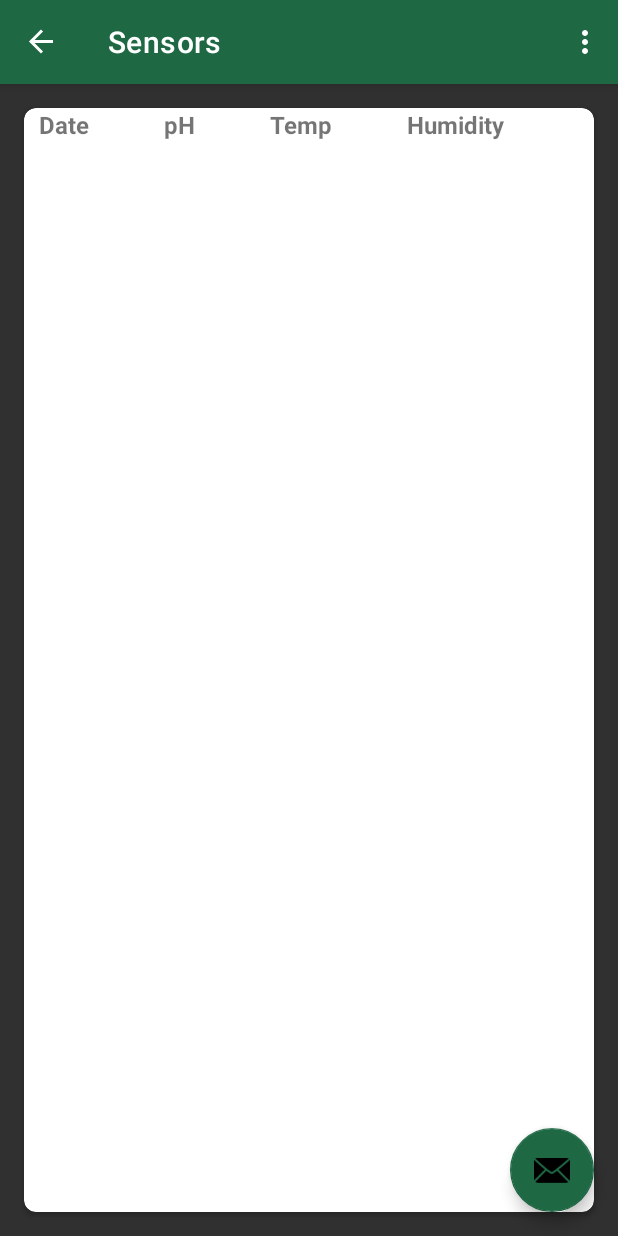
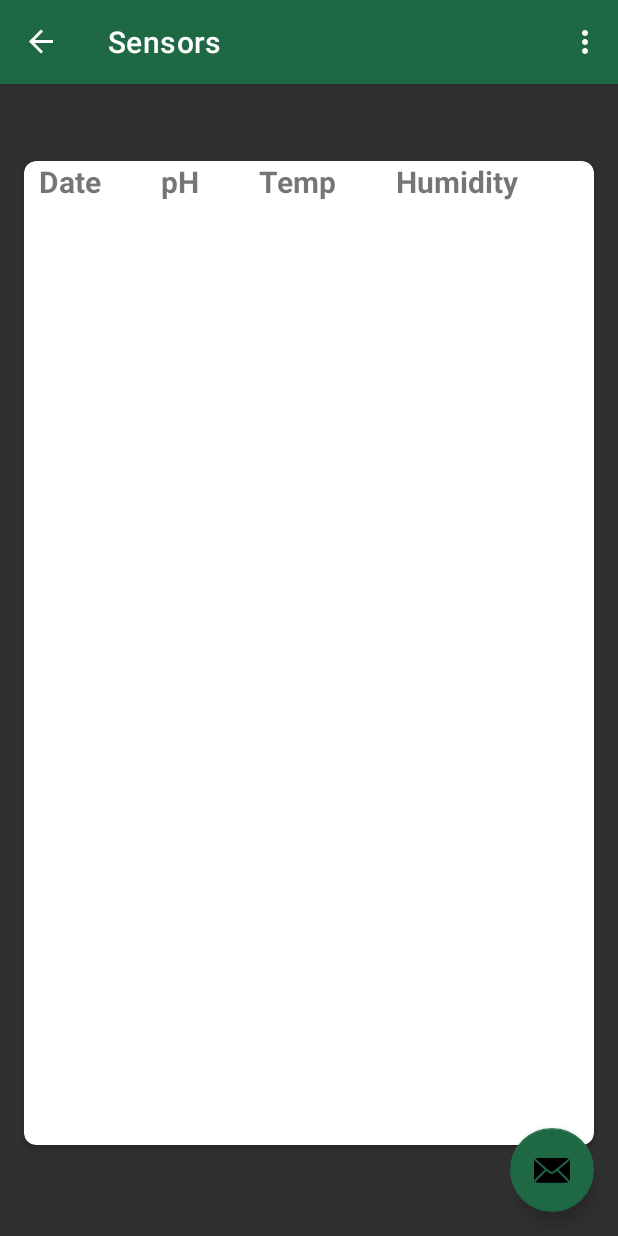
Before and after one commit to bretzle/HydroponicApp, an Android app: the screen it shows after launch (MainActivity), in the side drawer, after a tap on "Sensors", on a phone screen of 412 x 824 dp. Run offline under Robolectric (Android 15) with nearby library versions, the phone set to English and light mode, and no system bars; our stand-ins replace Firebase (no records; nobody signed in at launch, a user with empty details on screens opened directly), navigation-ui; Roboto replaces fonts that are not available here.

Commit message:
completed navigation from dashboard, added scrollview to sensor page

```diff
--- a/app/src/main/java/edu/hydroponicapp/MainActivity.java
+++ b/app/src/main/java/edu/hydroponicapp/MainActivity.java
@@ -41,7 +41,7 @@ public class MainActivity extends AppCompatActivity {
     private FragmentGalleryBinding journalBinding;
     final String db_url ="https://hydroponicsapp-7ca52-default-rtdb.firebaseio.com/";
     FirebaseDatabase database = FirebaseDatabase.getInstance(db_url);
-
+    NavController navC;
     DatabaseReference dbRef = database.getReference("sensorValues");
     Timestamp timestamp;
 
@@ -52,18 +52,16 @@ public class MainActivity extends AppCompatActivity {
         binding = ActivityMainBinding.inflate(getLayoutInflater());
         setContentView(binding.getRoot());
         setSupportActionBar(binding.appBarMain.toolbar);
-        binding.appBarMain.fab.setOnClickListener(new View.OnClickListener() {
-            @Override
-            public void onClick(View view) {
-                timestamp = new Timestamp(System.currentTimeMillis());
-                //testWrite(dbRef, timestamp);
-
-                testRead(dbRef, view);
-                Snackbar.make(view, dbRef.toString(), Snackbar.LENGTH_LONG)
-                        .setAction("Action", null).show();
-            }
-        });
-
+//        navC= Navigation.findNavController();
+//
+//        binding.appBarMain.fab.setOnClickListener(new View.OnClickListener() {
+//            @Override
+//            public void onClick(View view) {
+//                navC.navigate(R.id.action_nav_home_to_nav_gallery);
+//
+//
+//            }
+//        });
         DrawerLayout drawer = binding.drawerLayout;
         NavigationView navigationView = binding.navView;
         // Passing each menu ID as a set of Ids because each
@@ -75,7 +73,10 @@ public class MainActivity extends AppCompatActivity {
         NavController navController = Navigation.findNavController(this, R.id.nav_host_fragment_content_main);
         NavigationUI.setupActionBarWithNavController(this, navController, mAppBarConfiguration);
         NavigationUI.setupWithNavController(navigationView, navController);
+
+
     }
+
     private void testWrite(DatabaseReference dbRef, Timestamp time){
         DatabaseReference unit = dbRef.child("unit_name").child("Durant");
         unit.child("ph").setValue("2");
@@ -113,16 +114,17 @@ public class MainActivity extends AppCompatActivity {
     }
 
 
-    public void onJournalClick(CardView view) {
-        homeBinding = FragmentHomeBinding.inflate(getLayoutInflater());
-        setContentView(homeBinding.getRoot());
-        setSupportActionBar(binding.appBarMain.toolbar);
-        homeBinding.JournalCard.setOnClickListener(new View.OnClickListener() {
+    public void onJournalClick(View view) {
+
+        view.findViewById(R.id.JournalCard).setOnClickListener(new View.OnClickListener() {
             @Override
             public void onClick(View view) {
-                Intent intent = new Intent(MainActivity.this, GalleryFragment.class);
-                startActivity(intent);            }
+                Intent intent = new Intent(view.getContext(), GalleryFragment.class);
+                startActivity(intent);
+            }
 
         });
     }
+
+
 }
--- a/app/src/main/java/edu/hydroponicapp/ui/home/HomeFragment.java
+++ b/app/src/main/java/edu/hydroponicapp/ui/home/HomeFragment.java
@@ -1,30 +1,33 @@
 package edu.hydroponicapp.ui.home;
 
+import android.content.Intent;
 import android.os.Bundle;
 import android.view.LayoutInflater;
 import android.view.View;
 import android.view.ViewGroup;
-import android.widget.TextView;
+import android.widget.Button;
 
 import androidx.annotation.NonNull;
-import androidx.annotation.Nullable;
 import androidx.fragment.app.Fragment;
-import androidx.lifecycle.Observer;
 import androidx.lifecycle.ViewModelProvider;
+import androidx.navigation.NavController;
+import androidx.navigation.Navigation;
 
 import edu.hydroponicapp.R;
 import edu.hydroponicapp.databinding.FragmentHomeBinding;
+import edu.hydroponicapp.ui.gallery.GalleryFragment;
 
 public class HomeFragment extends Fragment {
 
     private HomeViewModel homeViewModel;
     private FragmentHomeBinding binding;
+    NavController navController;
+    Button journalButton;
 
     public View onCreateView(@NonNull LayoutInflater inflater,
                              ViewGroup container, Bundle savedInstanceState) {
         homeViewModel =
                 new ViewModelProvider(this).get(HomeViewModel.class);
-
         binding = FragmentHomeBinding.inflate(inflater, container, false);
         View root = binding.getRoot();
 
@@ -37,10 +40,42 @@ public class HomeFragment extends Fragment {
             });*/
         return root;
     }
+    @Override
+    public void onViewCreated(View view, Bundle savedInstanceState){
+        super.onViewCreated(view, savedInstanceState);
+        navController = Navigation.findNavController(view);
+        view.findViewById(R.id.journalBtn).setOnClickListener(new View.OnClickListener() {
+            @Override
+            public void onClick(View view) {
+                navController.navigate(R.id.action_nav_home_to_nav_gallery);
+
+            }
+
+        });
+
+        view.findViewById(R.id.cameraBtn).setOnClickListener(new View.OnClickListener() {
+            @Override
+            public void onClick(View view) {
+                navController.navigate(R.id.action_nav_home_to_nav_slideshow2);
+            }
+
+        });
+        view.findViewById(R.id.sensorBtn).setOnClickListener(new View.OnClickListener() {
+            @Override
+            public void onClick(View view) {
+                navController.navigate(R.id.action_nav_home_to_nav_sensor2);
+            }
+
+        });
+
+    }
+
 
     @Override
     public void onDestroyView() {
         super.onDestroyView();
         binding = null;
     }
+
+
 }
--- a/app/src/main/res/layout/app_bar_main.xml
+++ b/app/src/main/res/layout/app_bar_main.xml
@@ -29,7 +29,9 @@
         android:layout_gravity="bottom|end"
         android:layout_marginEnd="@dimen/fab_margin"
         android:layout_marginBottom="16dp"
+        android:contentDescription="urmom"
         app:backgroundTint="@color/green_500"
-        app:srcCompat="@android:drawable/ic_dialog_email" />
+        app:srcCompat="@android:drawable/ic_dialog_email"
+        tools:ignore="SpeakableTextPresentCheck" />
 
 </androidx.coordinatorlayout.widget.CoordinatorLayout>
--- a/app/src/main/res/layout/fragment_sensor.xml
+++ b/app/src/main/res/layout/fragment_sensor.xml
@@ -8,17 +8,19 @@
 
     <androidx.cardview.widget.CardView
         android:id="@+id/cardView"
-        android:layout_width="match_parent"
-        android:layout_height="match_parent"
+        android:layout_width="380dp"
+        android:layout_height="656dp"
         android:layout_marginStart="16dp"
         android:layout_marginTop="16dp"
-        android:layout_marginBottom="16dp"
         android:layout_marginEnd="16dp"
 
+        android:layout_marginBottom="25dp"
         android:elevation="12dp"
+        android:isScrollContainer="true"
         app:cardCornerRadius="8dp"
+        app:layout_constraintBottom_toBottomOf="parent"
         app:layout_constraintEnd_toEndOf="parent"
-        app:layout_constraintHorizontal_bias="0.0"
+        app:layout_constraintHorizontal_bias="0.07"
         app:layout_constraintStart_toStartOf="parent"
         app:layout_constraintTop_toTopOf="parent">
 
@@ -30,22 +32,30 @@
         <!--            android:textSize="20sp"-->
         <!--            android:textStyle="bold" />-->
 
+        <ScrollView
+            android:layout_width="match_parent"
+            android:layout_height="match_parent">
+
             <TableLayout
                 android:id="@+id/phTableView"
                 android:layout_width="match_parent"
-            android:layout_height="match_parent"
+                android:layout_height="wrap_content"
+                android:isScrollContainer="true"
                 android:paddingLeft="10dp"
-            android:stretchColumns="*"
-            android:paddingRight="10dp">
+                android:paddingRight="10dp"
+                android:scrollbars="vertical"
+                android:stretchColumns="*">
 
-            <TableRow>
+                <TableRow
+                    android:layout_width="match_parent"
+                    android:layout_height="match_parent">
 
                     <TextView
                         android:layout_width="wrap_content"
                         android:layout_height="wrap_content"
                         android:paddingRight="3dp"
                         android:text="Date"
-                    android:textSize="16sp"
+                        android:textSize="20sp"
                         android:textStyle="bold" />
 
                     <TextView
@@ -53,7 +63,7 @@
                         android:layout_height="wrap_content"
                         android:paddingRight="3dp"
                         android:text="pH"
-                    android:textSize="16sp"
+                        android:textSize="20sp"
                         android:textStyle="bold" />
 
                     <TextView
@@ -61,7 +71,7 @@
                         android:layout_height="wrap_content"
                         android:paddingRight="3dp"
                         android:text="Temp"
-                    android:textSize="16sp"
+                        android:textSize="20sp"
                         android:textStyle="bold" />
 
                     <TextView
@@ -69,11 +79,11 @@
                         android:layout_height="wrap_content"
                         android:paddingRight="3dp"
                         android:text="Humidity"
-                    android:textSize="16sp"
+                        android:textSize="20sp"
                         android:textStyle="bold" />
                 </TableRow>
-
             </TableLayout>
+        </ScrollView>
 
     </androidx.cardview.widget.CardView>
 
--- a/app/src/main/res/navigation/mobile_navigation.xml
+++ b/app/src/main/res/navigation/mobile_navigation.xml
@@ -9,7 +9,17 @@
         android:id="@+id/nav_home"
         android:name="edu.hydroponicapp.ui.home.HomeFragment"
         android:label="@string/menu_home"
-        tools:layout="@layout/fragment_home" />
+        tools:layout="@layout/fragment_home" >
+        <action
+            android:id="@+id/action_nav_home_to_nav_gallery"
+            app:destination="@id/nav_gallery" />
+        <action
+            android:id="@+id/action_nav_home_to_nav_slideshow2"
+            app:destination="@id/nav_slideshow" />
+        <action
+            android:id="@+id/action_nav_home_to_nav_sensor2"
+            app:destination="@id/nav_sensor" />
+    </fragment>
 
     <fragment
         android:id="@+id/nav_gallery"
```
Also changed, not shown: app/src/main/java/edu/hydroponicapp/ui/sensor/DatabaseHandler.java (deleted, +0 -45 lines), app/src/main/res/layout/fragment_home.xml (+64 -24 lines), app/src/main/res/drawable/camera.png (added), app/src/main/res/drawable/pencil.png (added), app/src/main/res/drawable/pencil2.png (added). Lines whose indentation alone changed are shown as unchanged.
